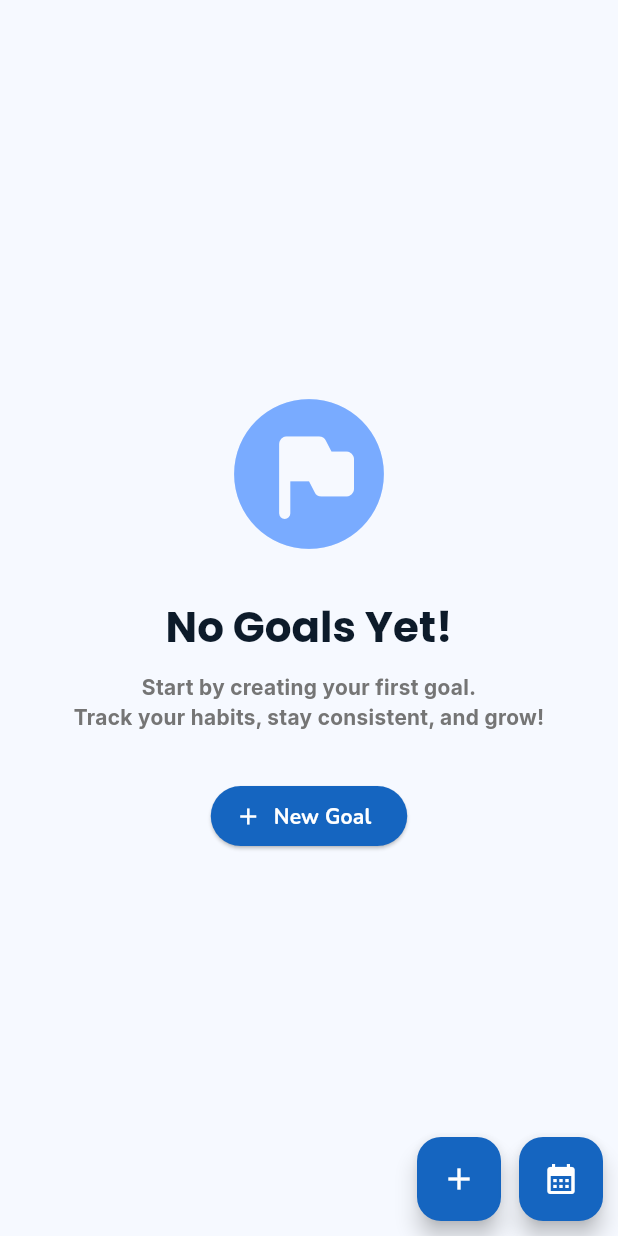
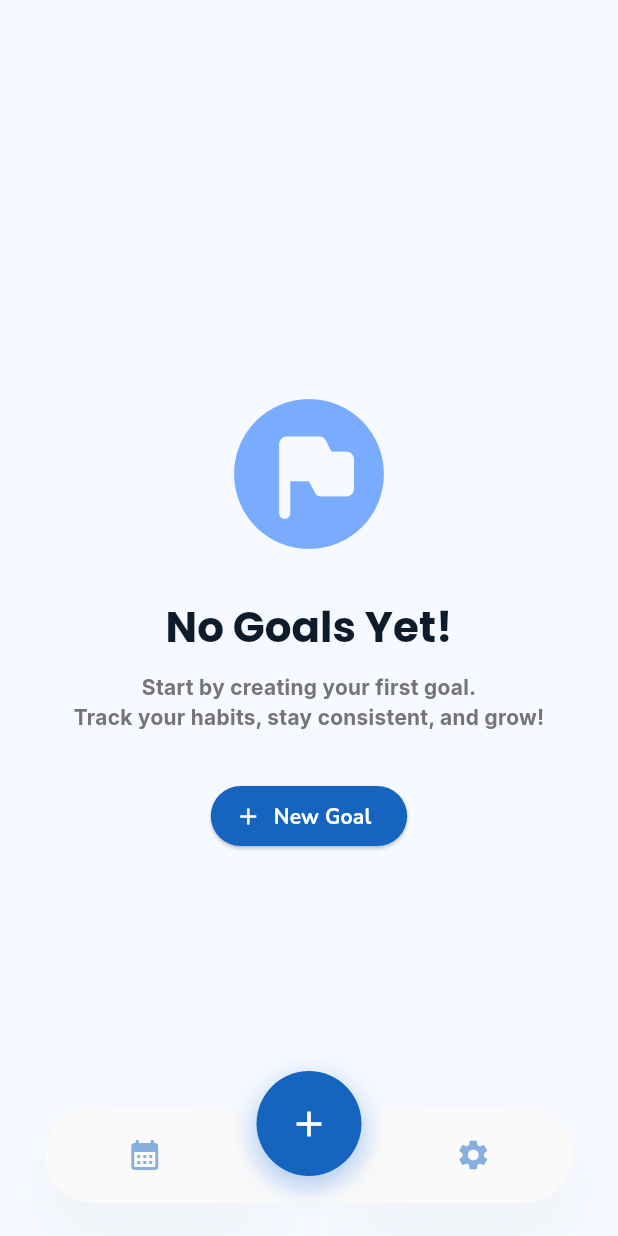
Before and after one commit to amaljosev/Pursuit-Habit-Tracker, a Flutter app: the GoalsScreen widget shown alone on an empty page, opened directly, on a phone screen of 412 x 824 dp. Run offline on Flutter 3.47's test engine with Material 3 defaults, Android fonts, the light colour scheme and no system bars; our stand-ins replace bloc, equatable, fl_chart, flutter_bloc, flutter_local_notifications, flutter_slidable and 9 more; missing offline and left inert: in_app_update; accounts and stored records are empty.

Commit message:
navigation bar added

```diff
--- a/lib/features/habit/presentation/pages/goals/goals_screen.dart
+++ b/lib/features/habit/presentation/pages/goals/goals_screen.dart
@@ -6,13 +6,11 @@ import 'package:pursuit/core/components/error_widget.dart';
 import 'package:pursuit/core/components/loading_widget.dart';
 import 'package:pursuit/core/extensions/context_extensions.dart';
 import 'package:pursuit/features/habit/presentation/blocs/habit/habit_bloc.dart';
-import 'package:pursuit/features/habit/presentation/pages/calendar/calendar_screen.dart';
-import 'package:pursuit/features/habit/presentation/pages/goals/goals_library_screen.dart';
 import 'package:pursuit/features/habit/presentation/widgets/body_widget.dart';
+import 'package:pursuit/features/habit/presentation/widgets/bottom_nav.dart';
 import 'package:pursuit/features/habit/presentation/widgets/goals_empty_widget.dart';
 import 'package:pursuit/features/habit/presentation/widgets/header_widget.dart';
 import 'package:sqflite/sqflite.dart';
-
 
 class GoalsScreen extends StatefulWidget {
   const GoalsScreen({super.key});
@@ -167,31 +165,8 @@ class _GoalsScreenState extends State<GoalsScreen> {
                 }
               },
             ),
+           const CustomBottomNav(),
 
-            // FABs
-            Row(
-              mainAxisSize: MainAxisSize.min,
-              children: [
-                FloatingActionButton(
-                  heroTag: 'fab_add',
-                  onPressed: () => Navigator.of(context).push(
-                    MaterialPageRoute(
-                        builder: (_) => const GoalsLibraryScreen()),
-                  ),
-                  child: const Icon(Icons.add),
-                ),
-                const SizedBox(width: 12),
-                FloatingActionButton(
-                  heroTag: 'fab_calendar',
-                  onPressed: () => Navigator.push(
-                    context,
-                    MaterialPageRoute(
-                        builder: (_) => const CalendarScreen()),
-                  ),
-                  child: const Icon(Icons.calendar_month),
-                ),
-              ],
-            ),
           ],
         ),
       ),
--- /dev/null
+++ b/lib/features/habit/presentation/widgets/bottom_nav.dart
@@ -0,0 +1,237 @@
+import 'package:flutter/material.dart';
+import 'package:pursuit/features/habit/presentation/pages/calendar/calendar_screen.dart';
+import 'package:pursuit/features/habit/presentation/pages/goals/goals_library_screen.dart';
+import 'package:pursuit/features/habit/presentation/pages/profile/profile_screen.dart';
+
+class CustomBottomNav extends StatelessWidget {
+  const CustomBottomNav();
+
+  static const double _fabSize = 70;
+  static const double _barHeight = 64;
+  static const double _totalHeight = 110;
+
+  @override
+  Widget build(BuildContext context) {
+    final bool isDark = Theme.of(context).brightness == Brightness.dark;
+    final Color barColor = isDark
+        ? const Color(0xFF1E1E1E)
+        : Colors.grey.shade50;
+    final Color inactiveColor = isDark
+        ? Colors.white38
+        : Theme.of(context).primaryColor.withValues(alpha: 0.5);
+
+    return SafeArea(
+      child: SizedBox(
+        height: _totalHeight,
+        child: Stack(
+          alignment: Alignment.bottomCenter,
+          clipBehavior: Clip.none,
+          children: [
+            /// NAV BAR
+            Positioned(
+              bottom: 12,
+              left: 20,
+              right: 20,
+              child: CustomPaint(
+                painter: _NotchedPillPainter(
+                  color: barColor,
+                  fabRadius: _fabSize / 2,
+                  isDark: isDark,
+                ),
+                child: SizedBox(
+                  height: _barHeight,
+                  child: Row(
+                    children: [
+                      Expanded(
+                        child: _NavItem(
+                          icon: Icons.calendar_month,
+                          color: inactiveColor,
+                          onTap: () {
+                            Navigator.push(
+                              context,
+                              MaterialPageRoute(
+                                builder: (_) => const CalendarScreen(),
+                              ),
+                            );
+                          },
+                        ),
+                      ),
+
+                      const SizedBox(width: _fabSize + 16),
+
+                      Expanded(
+                        child: _NavItem(
+                          icon: Icons.settings,
+                          color: inactiveColor,
+                          onTap: () {
+                            Navigator.push(
+                              context,
+                              MaterialPageRoute(
+                                builder: (_) => const ProfileScreen(),
+                              ),
+                            );
+                          },
+                        ),
+                      ),
+                    ],
+                  ),
+                ),
+              ),
+            ),
+
+            /// FAB BUTTON
+            Positioned(
+              bottom: 30,
+              child: GestureDetector(
+                onTap: () {
+                  Navigator.push(
+                    context,
+                    MaterialPageRoute(
+                      builder: (_) => const GoalsLibraryScreen(),
+                    ),
+                  );
+                },
+                child: Container(
+                  width: _fabSize,
+                  height: _fabSize,
+                  decoration: BoxDecoration(
+                    color: Theme.of(context).colorScheme.primary,
+                    shape: BoxShape.circle,
+                    boxShadow: [
+                      BoxShadow(
+                        color: Theme.of(
+                          context,
+                        ).colorScheme.primary.withValues(alpha:0.35),
+                        blurRadius: 16,
+                        offset: const Offset(0, 6),
+                      ),
+                    ],
+                  ),
+                  child: const Icon(Icons.add, color: Colors.white, size: 28),
+                ),
+              ),
+            ),
+          ],
+        ),
+      ),
+    );
+  }
+}
+
+// ─── Single nav item ──────────────────────────────────────────────────────────
+
+class _NavItem extends StatelessWidget {
+  const _NavItem({
+    required this.icon,
+    required this.color,
+    required this.onTap,
+  });
+
+  final IconData icon;
+  final Color color;
+  final VoidCallback onTap;
+
+  @override
+  Widget build(BuildContext context) {
+    return InkWell(
+      onTap: onTap,
+      borderRadius: BorderRadius.circular(40),
+      child: SizedBox(
+        height: double.infinity,
+        child: Center(child: Icon(icon, color: color, size: 24)),
+      ),
+    );
+  }
+}
+
+// ─── CustomPainter: floating pill with smooth concave notch ───────────────────
+
+class _NotchedPillPainter extends CustomPainter {
+  const _NotchedPillPainter({
+    required this.color,
+    required this.fabRadius,
+    required this.isDark,
+  });
+
+  final Color color;
+  final double fabRadius;
+  final bool isDark;
+
+  @override
+  void paint(Canvas canvas, Size size) {
+    final double h = size.height;
+    final double w = size.width;
+    final double cx = w / 2;
+
+    // How deep + wide the notch is
+    final double notchR = fabRadius + 10; // FAB radius + margin
+    const double notchDepth = 14.0;
+    const double notchSmoothWidth = 18.0; // width of smooth transition curve
+
+    final Paint fillPaint = Paint()
+      ..color = color
+      ..style = PaintingStyle.fill;
+
+    final path = Path()
+      // Start after left pill cap (height/2 = full pill radius)
+      ..moveTo(h / 2, 0)
+      // Top-left to notch entry
+      ..lineTo(cx - notchR - notchSmoothWidth, 0)
+      // Smooth left entry into notch
+      ..cubicTo(
+        cx - notchR - notchSmoothWidth / 2,
+        0, // cp1
+        cx - notchR,
+        0, // cp2
+        cx - notchR,
+        notchDepth, // end point
+      )
+      // Curved bottom of notch (concave arc)
+      ..arcToPoint(
+        Offset(cx + notchR, notchDepth),
+        radius: Radius.circular(notchR),
+        clockwise: false,
+      )
+      // Smooth right exit from notch
+      ..cubicTo(
+        cx + notchR,
+        0, // cp1
+        cx + notchR + notchSmoothWidth / 2,
+        0, // cp2
+        cx + notchR + notchSmoothWidth,
+        0, // end point
+      )
+      // Top-right to right pill cap
+      ..lineTo(w - h / 2, 0)
+      // Right pill cap
+      ..arcToPoint(
+        Offset(w - h / 2, h),
+        radius: Radius.circular(h / 2),
+        clockwise: true,
+      )
+      // Bottom right to bottom left
+      ..lineTo(h / 2, h)
+      // Left pill cap
+      ..arcToPoint(
+        Offset(h / 2, 0),
+        radius: Radius.circular(h / 2),
+        clockwise: true,
+      )
+      ..close();
+
+    // Draw shadow underneath
+    canvas.drawShadow(
+      path,
+      isDark ? Colors.black.withValues(alpha:0.6) : Colors.black.withValues(alpha:0.12),
+      12,
+      false,
+    );
+
+    // Draw the bar fill
+    canvas.drawPath(path, fillPaint);
+  }
+
+  @override
+  bool shouldRepaint(covariant _NotchedPillPainter old) =>
+      old.color != color || old.isDark != isDark;
+}
--- a/lib/features/habit/presentation/widgets/header_widget.dart
+++ b/lib/features/habit/presentation/widgets/header_widget.dart
@@ -1,6 +1,4 @@
-import 'package:flutter/cupertino.dart';
 import 'package:flutter/material.dart';
-import 'package:pursuit/features/habit/presentation/pages/profile/profile_screen.dart';
 
 SliverAppBar buildHeader(BuildContext context) {
   return SliverAppBar.large(
@@ -45,18 +43,6 @@ SliverAppBar buildHeader(BuildContext context) {
     elevation: 0,
     pinned: true,
     actionsPadding: const EdgeInsets.only(right: 10),
-    actions: [
-      GestureDetector(
-        onTap: () => Navigator.of(
-          context,
-        ).push(MaterialPageRoute(builder: (context) => const ProfileScreen())),
-        child: Icon(
-          CupertinoIcons.settings,
-          color: Theme.of(context).brightness == Brightness.dark
-              ? Colors.white
-              : Colors.black,
-        ),
-      ),
-    ],
+
   );
 }
```
Also changed, not shown: lib/app/pages/home_page.dart (+4 -127 lines).
